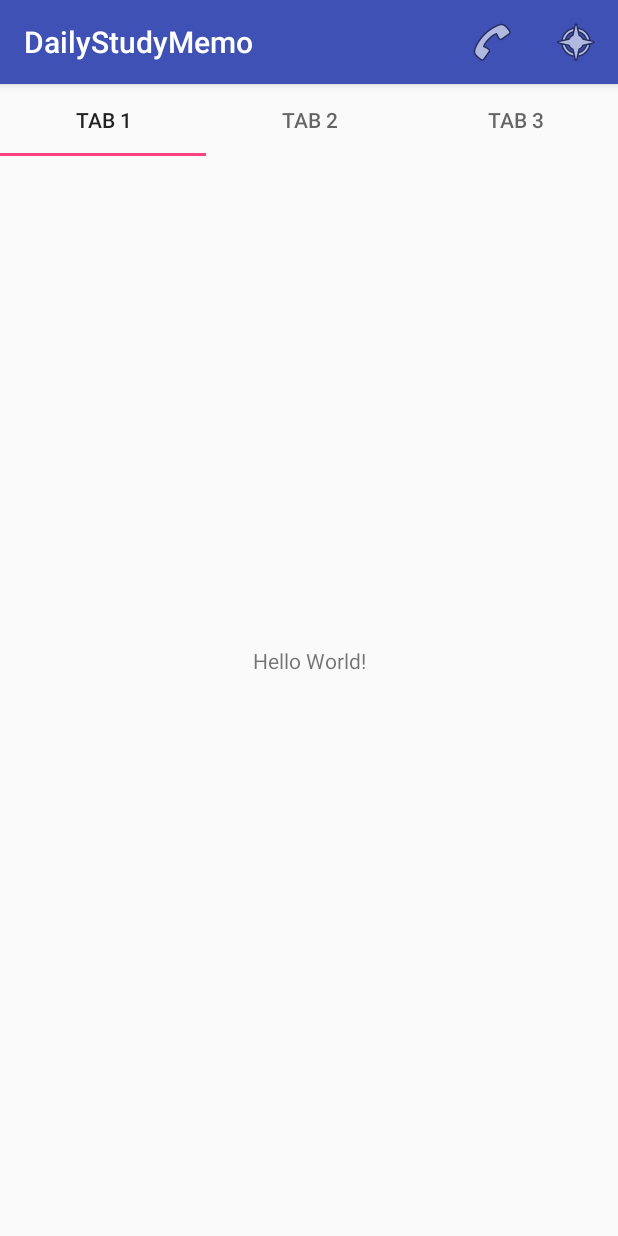
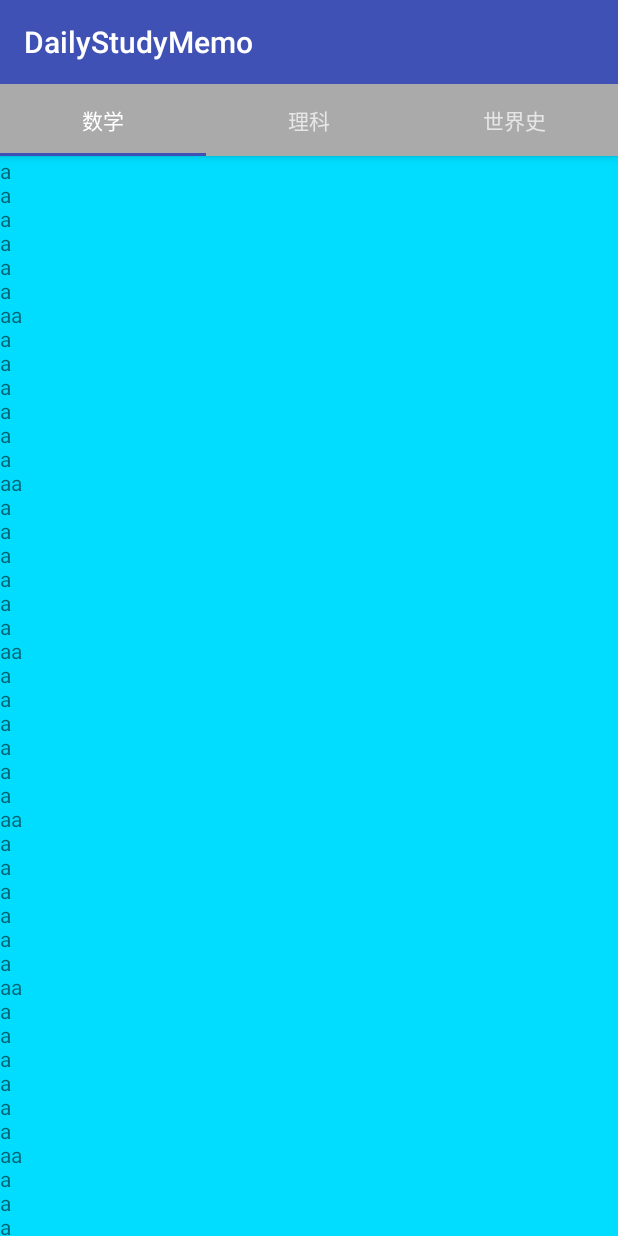
Before and after one commit to Konatsup/DailyStudyMemo, an Android app: the screen it shows after launch (MainActivity), on a phone screen of 412 x 824 dp. Run offline under Robolectric (Android 15) with nearby library versions, the phone set to English and light mode, and no system bars; libraries missing offline, so code that uses them is left out: io.realm.

Commit message:
ViewPagerとTabLayoutとCoordinatorLayout実装

```diff
--- a/app/src/main/AndroidManifest.xml
+++ b/app/src/main/AndroidManifest.xml
@@ -8,7 +8,7 @@
         android:label="@string/app_name"
         android:roundIcon="@mipmap/ic_launcher_round"
         android:supportsRtl="true"
-        android:theme="@style/AppTheme">
+        android:theme="@style/Theme.AppCompat.Light.NoActionBar">
         <activity android:name=".MainActivity">
             <intent-filter>
                 <action android:name="android.intent.action.MAIN" />
--- a/app/src/main/java/com/konatsup/dailystudymemo/MainActivity.java
+++ b/app/src/main/java/com/konatsup/dailystudymemo/MainActivity.java
@@ -2,46 +2,44 @@ package com.konatsup.dailystudymemo;
 
 import android.os.Bundle;
 import android.support.design.widget.TabLayout;
+import android.support.v4.app.FragmentManager;
+import android.support.v4.view.ViewPager;
 import android.support.v7.app.AppCompatActivity;
-import android.view.Menu;
-import android.view.MenuItem;
+import android.support.v7.widget.Toolbar;
 
 import io.realm.Realm;
 
 public class MainActivity extends AppCompatActivity {
 
     private Realm realm;
+    private Toolbar toolbar;
 
     @Override
     protected void onCreate(Bundle savedInstanceState) {
         super.onCreate(savedInstanceState);
         setContentView(R.layout.activity_main);
-
-        TabLayout tabLayout = (TabLayout) findViewById(R.id.tabs);
-        tabLayout.addTab(tabLayout.newTab().setText("tab 1"));
-        tabLayout.addTab(tabLayout.newTab().setText("tab 2"));
-        tabLayout.addTab(tabLayout.newTab().setText("tab 3"));
+        setViews();
 
     }
-    @Override
-    public boolean onCreateOptionsMenu(Menu menu) {
-        getMenuInflater().inflate(R.menu.menu_main, menu);
-        return true;
-    }
-
-    @Override
-    public boolean onOptionsItemSelected(MenuItem item) {
-        switch (item.getItemId()) {
-            case R.id.filter:
-                // ボタンをタップした際の処理を記述
-                break;
-            case R.id.switchButton:
-                // ボタンをタップした際の処理を記述
-                break;
-
-        }
-        return true;
-    }
+//    @Override
+//    public boolean onCreateOptionsMenu(Menu menu) {
+//        getMenuInflater().inflate(R.menu.menu_main, menu);
+//        return true;
+//    }
+//
+//    @Override
+//    public boolean onOptionsItemSelected(MenuItem item) {
+//        switch (item.getItemId()) {
+//            case R.id.filter:
+//                // ボタンをタップした際の処理を記述
+//                break;
+//            case R.id.switchButton:
+//                // ボタンをタップした際の処理を記述
+//                break;
+//
+//        }
+//        return true;
+//    }
 
     @Override
     public void onDestroy() {
@@ -49,4 +47,15 @@ public class MainActivity extends AppCompatActivity {
         realm.close();
     }
 
+    private void setViews() {
+        toolbar = (Toolbar) findViewById(R.id.main_toolbar);
+        setSupportActionBar(toolbar);
+        FragmentManager manager = getSupportFragmentManager();
+        ViewPager viewPager = (ViewPager) findViewById(R.id.main_viewpager);
+        NotesFragmentPagerAdapter adapter = new NotesFragmentPagerAdapter(manager);
+        viewPager.setAdapter(adapter);
+        TabLayout tabLayout = (TabLayout) findViewById(R.id.main_tab);
+        tabLayout.setupWithViewPager(viewPager);
+    }
+
 }
--- /dev/null
+++ b/app/src/main/java/com/konatsup/dailystudymemo/NotesFragment.java
@@ -0,0 +1,36 @@
+package com.konatsup.dailystudymemo;
+
+import android.support.v4.app.Fragment;
+import android.os.Bundle;
+import android.support.annotation.ColorRes;
+import android.view.LayoutInflater;
+import android.view.View;
+import android.view.ViewGroup;
+import android.widget.LinearLayout;
+
+public class NotesFragment extends Fragment{
+    private final static String BACKGROUND_COLOR = "background_color";
+
+    public static NotesFragment newInstance(@ColorRes int IdRes) {
+        NotesFragment frag = new NotesFragment();
+        Bundle b = new Bundle();
+        b.putInt(BACKGROUND_COLOR, IdRes);
+        frag.setArguments(b);
+        return frag;
+    }
+
+    @Override
+    public void onCreate(Bundle savedInstanceState) {
+        super.onCreate(savedInstanceState);
+    }
+
+    @Override
+    public View onCreateView(LayoutInflater inflater, ViewGroup container,
+                             Bundle savedInstanceState) {
+        View view = inflater.inflate(R.layout.fragment_main, null);
+        LinearLayout linearLayout = (LinearLayout) view.findViewById(R.id.fragment_main_linearlayout);
+        linearLayout.setBackgroundResource(getArguments().getInt(BACKGROUND_COLOR));
+
+        return view;
+    }
+}
--- /dev/null
+++ b/app/src/main/java/com/konatsup/dailystudymemo/NotesFragmentPagerAdapter.java
@@ -0,0 +1,46 @@
+package com.konatsup.dailystudymemo;
+
+import android.support.v4.app.Fragment;
+import android.support.v4.app.FragmentManager;
+import android.support.v4.app.FragmentPagerAdapter;
+
+public class NotesFragmentPagerAdapter extends FragmentPagerAdapter {
+    public NotesFragmentPagerAdapter(FragmentManager fm) {
+        super(fm);
+    }
+
+    @Override
+    public Fragment getItem(int position) {
+        switch (position) {
+            case 0:
+                return NotesFragment.newInstance(android.R.color.holo_blue_bright);
+            case 1:
+                return NotesFragment.newInstance(android.R.color.holo_green_light);
+            case 2:
+                return NotesFragment.newInstance(android.R.color.holo_orange_light);
+        }
+        return null;
+    }
+
+    @Override
+    public int getCount() {
+        return 3;
+    }
+
+    @Override
+    public CharSequence getPageTitle(int position) {
+        String s = "";
+        switch (position) {
+            case 0:
+                s = "数学";
+                break;
+            case 1:
+                s = "理科";
+                break;
+            case 2:
+                s = "世界史";
+                break;
+        }
+        return s;
+    }
+}
--- a/app/src/main/res/layout/activity_main.xml
+++ b/app/src/main/res/layout/activity_main.xml
@@ -6,19 +6,39 @@
     android:layout_height="match_parent"
     tools:context=".MainActivity">
 
-    <android.support.design.widget.TabLayout
-        android:id="@+id/tabs"
+    <android.support.design.widget.CoordinatorLayout
+        android:id="@+id/overview_coordinator_layout"
         android:layout_width="match_parent"
-        android:layout_height="wrap_content"
-        />
+        android:layout_height="match_parent">
 
-    <TextView
-        android:layout_width="wrap_content"
-        android:layout_height="wrap_content"
-        android:text="Hello World!"
-        app:layout_constraintBottom_toBottomOf="parent"
-        app:layout_constraintLeft_toLeftOf="parent"
-        app:layout_constraintRight_toRightOf="parent"
-        app:layout_constraintTop_toTopOf="parent" />
+        <android.support.design.widget.AppBarLayout
+            android:layout_width="match_parent"
+            android:layout_height="wrap_content"
+            android:theme="@style/ThemeOverlay.AppCompat.Dark.ActionBar">
+
+            <android.support.v7.widget.Toolbar
+                android:id="@+id/main_toolbar"
+                android:layout_width="match_parent"
+                android:layout_height="wrap_content"
+                android:background="@color/colorPrimary"
+                app:layout_scrollFlags="enterAlways|scroll" />
+
+            <android.support.design.widget.TabLayout
+                android:id="@+id/main_tab"
+                android:layout_width="match_parent"
+                android:layout_height="match_parent"
+                android:layout_alignParentBottom="true"
+                android:background="@android:color/darker_gray"
+                app:tabIndicatorColor="@color/colorPrimary" />
+
+        </android.support.design.widget.AppBarLayout>
+
+        <android.support.v4.view.ViewPager
+            android:id="@+id/main_viewpager"
+            android:layout_width="match_parent"
+            android:layout_height="match_parent"
+            app:layout_behavior="@string/appbar_scrolling_view_behavior" />
+
+    </android.support.design.widget.CoordinatorLayout>
 
 </android.support.constraint.ConstraintLayout>
--- /dev/null
+++ b/app/src/main/res/layout/fragment_main.xml
@@ -0,0 +1,22 @@
+<?xml version="1.0" encoding="utf-8"?>
+<LinearLayout xmlns:android="http://schemas.android.com/apk/res/android"
+    xmlns:app="http://schemas.android.com/apk/res-auto"
+    android:id="@+id/fragment_main_linearlayout"
+    android:layout_width="match_parent"
+    android:layout_height="match_parent"
+    android:background="@android:color/holo_blue_dark"
+    android:orientation="vertical">
+
+    <android.support.v4.widget.NestedScrollView
+        android:layout_width="match_parent"
+        android:layout_height="wrap_content"
+        android:background="@android:color/transparent"
+        app:layout_behavior="@string/appbar_scrolling_view_behavior">
+
+        <TextView
+            android:layout_width="match_parent"
+            android:layout_height="wrap_content"
+            android:text="a\na\na\na\na\na\na\a\na\na\na\na\na\na\na\a\na\na\na\na\na\na\na\a\na\na\na\na\na\na\na\a\na\na\na\na\na\na\na\a\na\na\na\na\na\na\na\a\na\na\na\na\na\na\na\a\na\na\na\na\na\na\na\a\na\na\na\na\na\na\na\a\na\na\na\na\na\na\na\a\na\na\na\na\na\na\na\a\n" />
+
+    </android.support.v4.widget.NestedScrollView>
+</LinearLayout>
--- a/app/src/main/res/menu/menu_main.xml
+++ b/app/src/main/res/menu/menu_main.xml
@@ -1,7 +1,8 @@
 <?xml version="1.0" encoding="utf-8"?>
 <menu xmlns:android="http://schemas.android.com/apk/res/android"
     xmlns:app="http://schemas.android.com/apk/res-auto"
-    xmlns:tools="http://schemas.android.com/tools">
+    xmlns:tools="http://schemas.android.com/tools"
+    app:layout_scrollFlags="enterAlways|scroll">
 
     <item
         android:id="@+id/filter"
--- a/app/src/main/res/values/strings.xml
+++ b/app/src/main/res/values/strings.xml
@@ -2,4 +2,7 @@
     <string name="app_name">DailyStudyMemo</string>
     <string name="menu_switch">メモ</string>
     <string name="menu_filter">フィルタ</string>
+    <string name="tab_math">数学</string>
+    <string name="tab_science">理科</string>
+    <string name="tab_world_history">世界史</string>
 </resources>
```
